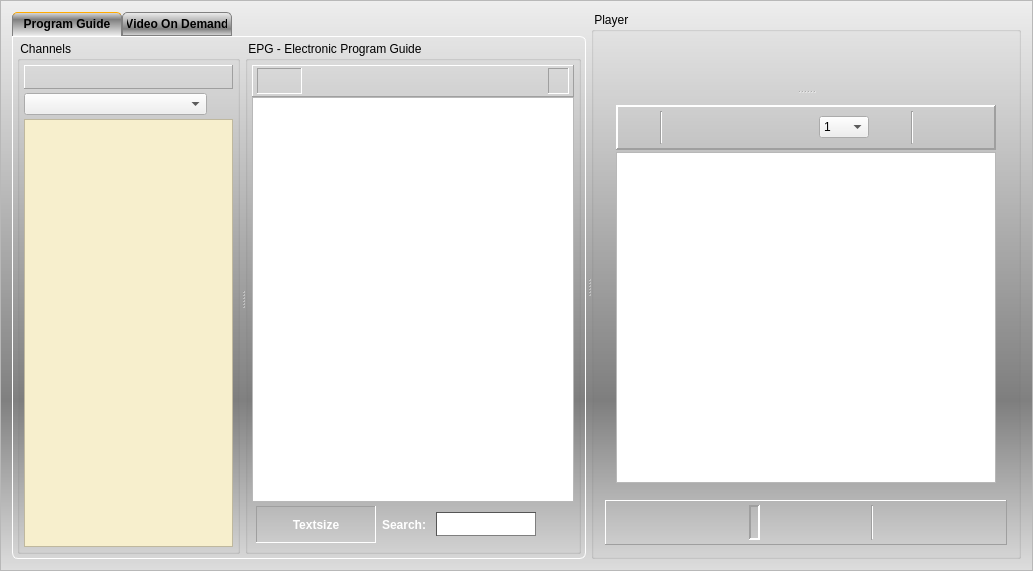
This is vlc-record/forms/recorder_inc.ui in code-google-com/vlc-record as Qt 5 draws it before an edit. The edited form follows.
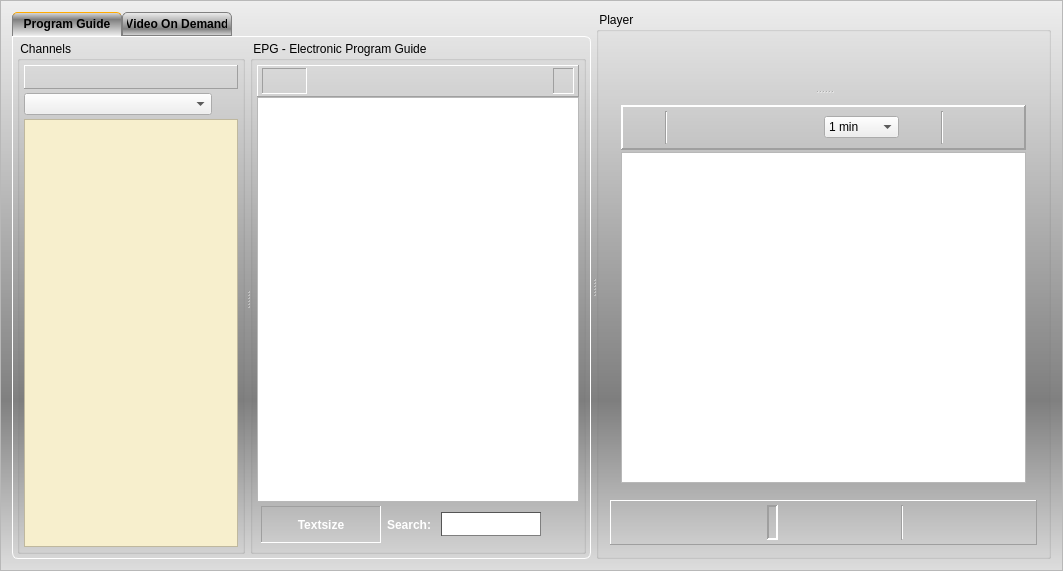
This is the edited form. Icons and pictures are not drawn. Custom widgets are drawn as their Qt base class.

What changed in the file:
```diff
--- a/vlc-record/forms/recorder_inc.ui
+++ b/vlc-record/forms/recorder_inc.ui
@@ -6,7 +6,7 @@
    <rect>
     <x>0</x>
     <y>0</y>
-    <width>1033</width>
+    <width>1063</width>
     <height>571</height>
    </rect>
   </property>
@@ -1185,7 +1185,7 @@
                   <widget class="QComboBoxEx" name="cbxTimeJumpVal">
                    <property name="minimumSize">
                     <size>
-                     <width>50</width>
+                     <width>75</width>
                      <height>0</height>
                     </size>
                    </property>
@@ -1194,7 +1194,7 @@
                    </property>
                    <item>
                     <property name="text">
-                     <string>1</string>
+                     <string>1 min</string>
                     </property>
                    </item>
                    <item>
```
Left out of the diff: 111 changed lines with no effect on the pictures.
